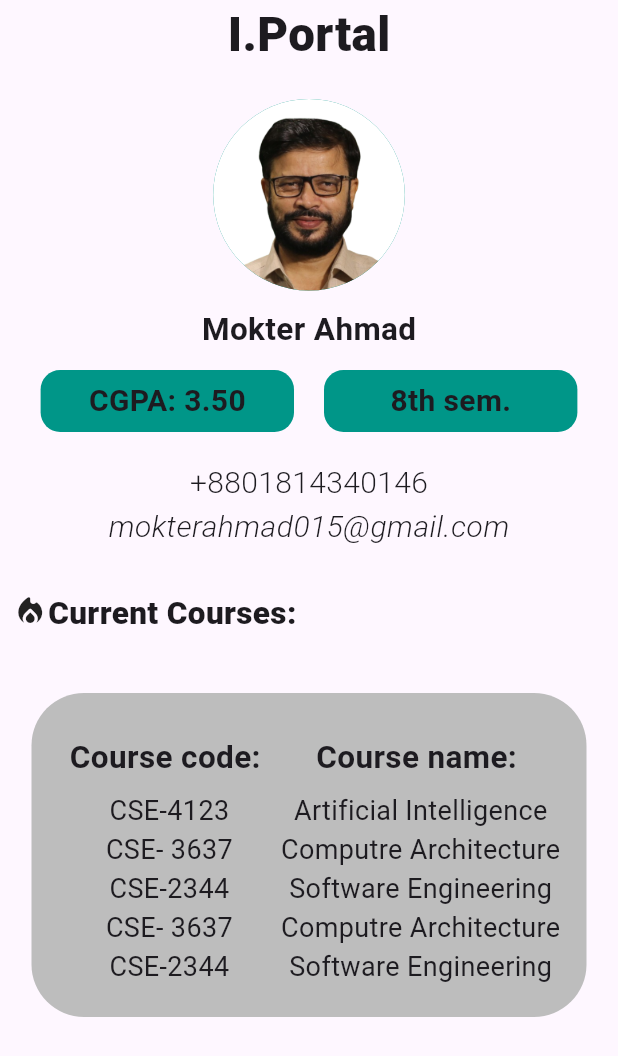
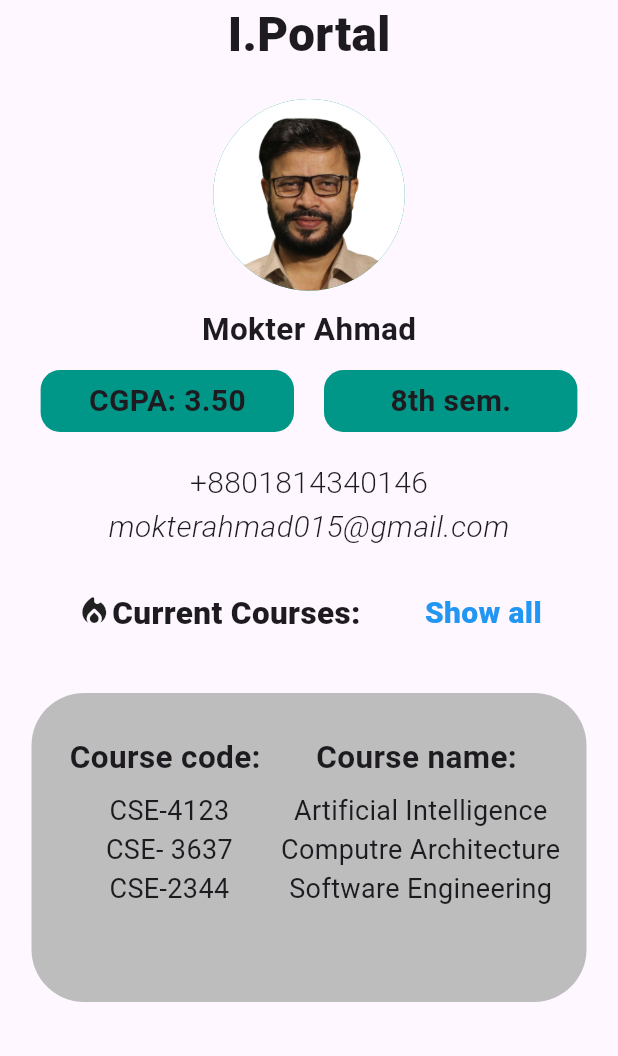
Before and after one commit to TaosifAR/First_Flutter_Project, a Flutter app: the screen it shows after launch, on a phone screen of 412 x 824 dp. Shown: the top 1056 px of the screen. Run offline on Flutter 3.47's test engine with Material 3 defaults, Android fonts, the phone set to English and light mode, and no system bars.

Commit message:
animation added to UI

```diff
--- a/lib/home.dart
+++ b/lib/home.dart
@@ -1,3 +1,6 @@
+
+
+import 'package:flutter/cupertino.dart';
 import 'package:flutter/material.dart';
 import 'package:flutter/widgets.dart';
 
@@ -18,7 +21,7 @@ class _HomeState extends State<Home> {
   void fetchnames(){
     Name = ["Artificial Intelligence","Computre Architecture","Software Engineering","Computre Architecture","Software Engineering"];
   }
-
+bool ShouldAllcourseshow = false;
 
 
 
@@ -31,8 +34,14 @@ class _HomeState extends State<Home> {
   }
 List<Widget> generatingui(List<String> list)
 {
+
   List<Widget> w=[];
-  for(int i=0;i<list.length;i++)
+  var limit = ShouldAllcourseshow ? list.length: 3;
+
+
+
+
+  for(int i=0;i<limit;i++)
     {
       w.add(Text(list[i],style: TextStyle(
         fontSize: 18,
@@ -156,6 +165,8 @@ List<Widget> generatingui(List<String> list)
                 Padding(
                   padding: const EdgeInsets.all(8.0),
                   child: Row(
+                    mainAxisAlignment: MainAxisAlignment.spaceEvenly,
+
                     children: [
                       Text.rich(
                         TextSpan(
@@ -173,16 +184,33 @@ List<Widget> generatingui(List<String> list)
 
 
                         )
+                      ),
+                      GestureDetector(
+                        onTap:(){
+                        setState(() {
+                          ShouldAllcourseshow = !ShouldAllcourseshow;
+                        });
+                        },
+                        child: Text("Show all",
+                        style: TextStyle(
+                          fontSize: 20,
+                          fontWeight: FontWeight.w900,
+                          color: Colors.blue,
+                        ),),
                       )
                     ],
+
 
                   ),
                 ),
                 SizedBox(height: 30,),
                 Padding(
                   padding: const EdgeInsets.fromLTRB(21, 0, 21, 21),
-                  child: Container(
+                  child: AnimatedContainer(
+                    duration: const Duration(milliseconds: 555),
+
                     width: size.width,
+                    height: ShouldAllcourseshow? size.width: size.width*0.5,
 
                     decoration: BoxDecoration(
                       borderRadius: BorderRadius.circular(35),
```
